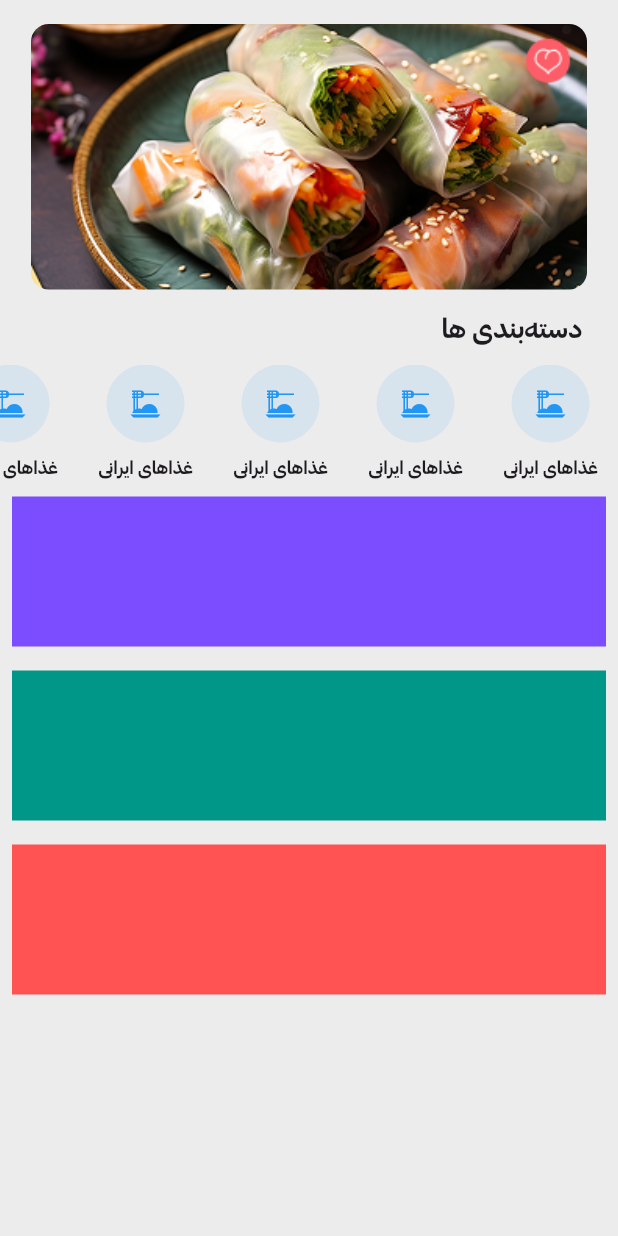
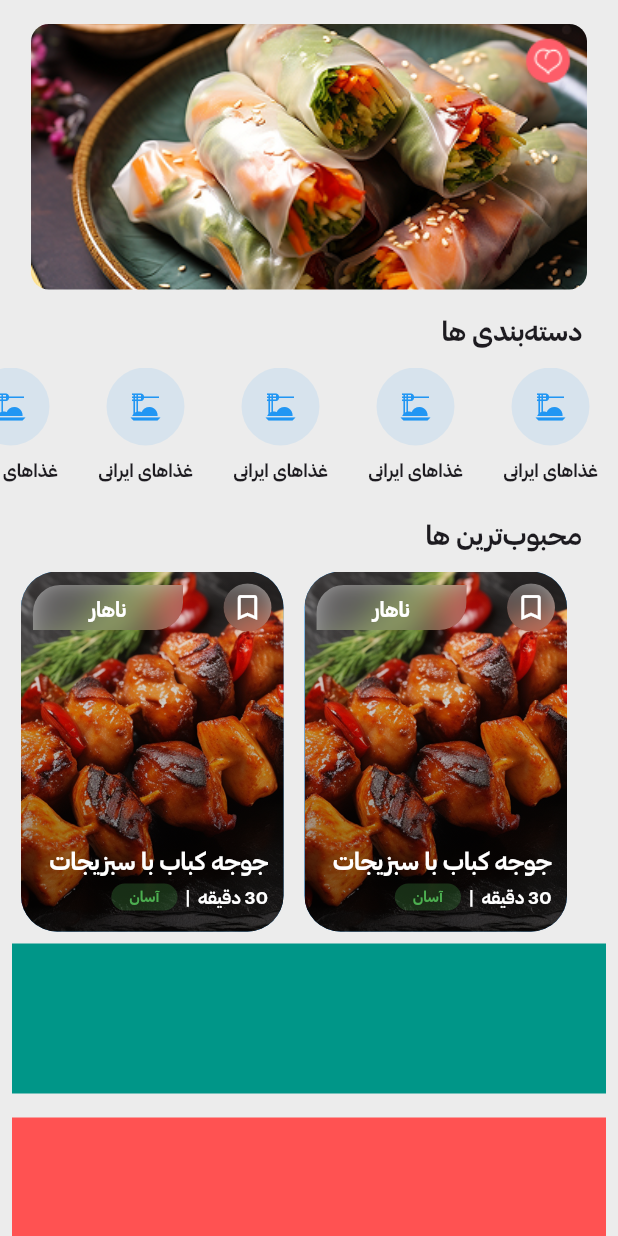
Before and after one commit to matinnajafi/mazeh_app, a Flutter app: the screen it shows after launch, on a phone screen of 412 x 824 dp. Run offline on Flutter 3.47's test engine with Material 3 defaults, Android fonts, the phone set to English and light mode, and no system bars; drawn by our look-alikes of carousel_slider; missing offline and left inert: fade_scroll_app_bar.

Commit message:
Display recipe card widget

```diff
--- a/lib/screens/home_screen.dart
+++ b/lib/screens/home_screen.dart
@@ -4,6 +4,7 @@ import 'package:mazeh_app/constants/app_color.dart';
 import 'package:mazeh_app/widgets/appbar.dart';
 import 'package:mazeh_app/widgets/banner_slider.dart';
 import 'package:mazeh_app/widgets/category_widget.dart';
+import 'package:mazeh_app/widgets/recipe_card_widget.dart';
 import 'package:mazeh_app/widgets/search_box.dart';
 
 class HomeScreen extends StatefulWidget {
@@ -38,16 +39,12 @@ class _HomeScreenState extends State<HomeScreen> {
             // Here goes the slivers(banners, lists, grids and etc)
             SliverPadding(padding: EdgeInsets.only(top: 16)),
             SliverToBoxAdapter(child: const BannerSlider()),
-            SliverPadding(padding: EdgeInsets.only(top: 8)),
+            SliverPadding(padding: EdgeInsets.only(top: 10)),
             SliverToBoxAdapter(child: const CategoryTitle()),
             SliverToBoxAdapter(child: const CategorySelector()),
-            SliverToBoxAdapter(
-              child: Container(
-                margin: EdgeInsets.all(8),
-                height: 100,
-                color: Colors.deepPurpleAccent,
-              ),
-            ),
+            SliverPadding(padding: EdgeInsets.only(top: 14)),
+            SliverToBoxAdapter(child: const RecipeListTitle()),
+            SliverToBoxAdapter(child: const RecipeList()),
             SliverToBoxAdapter(
               child: Container(
                 margin: EdgeInsets.all(8),
@@ -68,3 +65,24 @@ class _HomeScreenState extends State<HomeScreen> {
     );
   }
 }
+
+class RecipeList extends StatelessWidget {
+  const RecipeList({super.key});
+
+  @override
+  Widget build(BuildContext context) {
+    return Padding(
+      padding: const EdgeInsets.only(right: 24),
+      child: SizedBox(
+        height: 240,
+        child: ListView.builder(
+          scrollDirection: Axis.horizontal,
+          itemCount: 8,
+          itemBuilder: (context, index) {
+            return RecipeCardWidget();
+          },
+        ),
+      ),
+    );
+  }
+}
--- /dev/null
+++ b/lib/widgets/recipe_card_widget.dart
@@ -0,0 +1,212 @@
+import 'dart:ui';
+
+import 'package:flutter/material.dart';
+
+class RecipeCardWidget extends StatelessWidget {
+  const RecipeCardWidget({super.key});
+
+  @override
+  Widget build(BuildContext context) {
+    return Container(
+      margin: EdgeInsets.only(left: 14),
+      height: 240,
+      width: 175,
+      decoration: BoxDecoration(
+        image: DecorationImage(
+          image: AssetImage('images/recipe.png'),
+          fit: BoxFit.cover,
+        ),
+        borderRadius: BorderRadius.circular(24),
+        color: Colors.blue,
+      ),
+      child: const Stack(
+        children: [
+          BlackGradient(),
+          Column(children: [_Header(), Spacer(), _Footer()]),
+        ],
+      ),
+    );
+  }
+}
+
+class _Footer extends StatelessWidget {
+  // ignore: unused_element_parameter
+  const _Footer({super.key});
+
+  @override
+  Widget build(BuildContext context) {
+    return Padding(
+      padding: const EdgeInsets.only(right: 10, left: 10, bottom: 14),
+      child: Column(
+        mainAxisAlignment: MainAxisAlignment.start,
+        crossAxisAlignment: CrossAxisAlignment.end,
+        children: [
+          const Text(
+            'جوجه کباب با سبزیجات',
+            style: TextStyle(
+              fontFamily: 'CSB',
+              color: Colors.white,
+              fontSize: 16,
+            ),
+          ),
+          const SizedBox(height: 4),
+          Row(
+            mainAxisAlignment: MainAxisAlignment.end,
+            children: [
+              Container(
+                padding: const EdgeInsets.only(
+                  top: 1,
+                  bottom: 3,
+                  left: 12,
+                  right: 12,
+                ),
+                decoration: BoxDecoration(
+                  color: Colors.green.withOpacity(0.25),
+                  borderRadius: BorderRadius.circular(12),
+                ),
+                child: const Text(
+                  'آسان',
+                  style: TextStyle(
+                    fontFamily: 'CSB',
+                    color: Colors.green,
+                    fontSize: 10, // خواناتر
+                    fontWeight:
+                        FontWeight.w500, // کمی ضخیم‌تر برای حرفه‌ای بودن
+                  ),
+                  textAlign: TextAlign.center,
+                ),
+              ),
+              const Text.rich(
+                TextSpan(
+                  children: [
+                    TextSpan(
+                      text: '30 ',
+                      style: TextStyle(
+                        fontFamily: 'CSB',
+                        color: Colors.white,
+                        fontSize: 12,
+                      ),
+                    ),
+                    TextSpan(
+                      text: 'دقیقه',
+                      style: TextStyle(
+                        fontFamily: 'CSB',
+                        color: Colors.white,
+                        fontSize: 12,
+                      ),
+                    ),
+                    TextSpan(
+                      text: '  |  ',
+                      style: TextStyle(
+                        fontFamily: 'CSB',
+                        color: Colors.white,
+                        fontSize: 12,
+                      ),
+                    ),
+                  ],
+                ),
+                textDirection: TextDirection.rtl,
+              ),
+            ],
+          ),
+        ],
+      ),
+    );
+  }
+}
+
+class _Header extends StatelessWidget {
+  // ignore: unused_element_parameter
+  const _Header({super.key});
+
+  @override
+  Widget build(BuildContext context) {
+    return Padding(
+      padding: const EdgeInsets.symmetric(horizontal: 8, vertical: 8),
+      child: Row(
+        children: [
+          ClipRRect(
+            borderRadius: const BorderRadius.only(
+              topLeft: Radius.circular(18),
+              bottomRight: Radius.circular(18),
+            ),
+            child: BackdropFilter(
+              filter: ImageFilter.blur(sigmaX: 10, sigmaY: 10),
+              child: Container(
+                height: 30,
+                width: 100,
+                decoration: BoxDecoration(
+                  color: Colors.white.withOpacity(0.2),
+                  borderRadius: const BorderRadius.only(
+                    topLeft: Radius.circular(18),
+                    bottomRight: Radius.circular(18),
+                  ),
+                ),
+                child: const Center(
+                  child: Text(
+                    'ناهار',
+                    style: TextStyle(fontFamily: 'CSB', color: Colors.white),
+                  ),
+                ),
+              ),
+            ),
+          ),
+          const Spacer(),
+          ClipOval(
+            child: BackdropFilter(
+              filter: ImageFilter.blur(sigmaX: 10, sigmaY: 10),
+              child: Container(
+                decoration: BoxDecoration(
+                  shape: BoxShape.circle,
+                  color: Colors.white.withOpacity(0.2),
+                ),
+                child: const Padding(
+                  padding: EdgeInsets.all(5.0),
+                  child: Icon(
+                    Icons.bookmark_border,
+                    color: Colors.white,
+                    size: 22,
+                  ),
+                ),
+              ),
+            ),
+          ),
+        ],
+      ),
+    );
+  }
+}
+
+class BlackGradient extends StatelessWidget {
+  const BlackGradient({super.key});
+
+  @override
+  Widget build(BuildContext context) {
+    return Container(
+      decoration: BoxDecoration(
+        borderRadius: BorderRadius.circular(24),
+        gradient: LinearGradient(
+          begin: Alignment.bottomCenter,
+          end: Alignment.topCenter,
+          colors: [Colors.black.withOpacity(0.5), Colors.transparent],
+        ),
+      ),
+    );
+  }
+}
+
+class RecipeListTitle extends StatelessWidget {
+  const RecipeListTitle({super.key});
+
+  @override
+  Widget build(BuildContext context) {
+    return const Padding(
+      padding: EdgeInsets.only(right: 24.0, bottom: 12.0, top: 4.0),
+      child: Text(
+        'محبوب‌ترین‌ ها',
+        textAlign: TextAlign.right,
+        style: TextStyle(fontSize: 18, fontFamily: 'CSB'),
+      ),
+    );
+  }
+}
```
Also changed, not shown: images/recipe.png (added).
